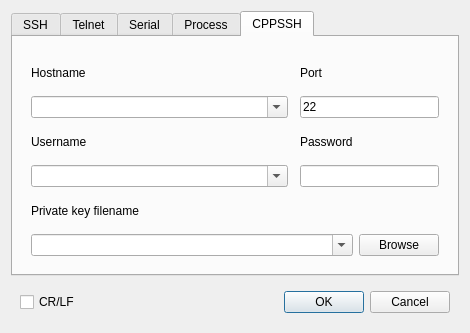
First picture: the form in ComBombGui/opendialog.ui, repository cdesjardins/ComBomb, before the edit.
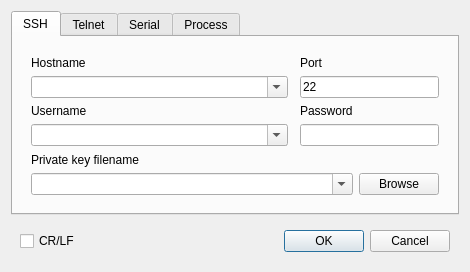
Second picture: the form after the edit. Icons and pictures are not drawn. Custom widgets are drawn as their Qt base class.

Commit message: Get rid of cryptlib, and use cppssh

```diff
--- a/ComBombGui/opendialog.ui
+++ b/ComBombGui/opendialog.ui
@@ -7,7 +7,7 @@
     <x>0</x>
     <y>0</y>
     <width>470</width>
-    <height>333</height>
+    <height>263</height>
    </rect>
   </property>
   <property name="sizePolicy">
@@ -62,7 +62,7 @@
       </sizepolicy>
      </property>
      <property name="currentIndex">
-      <number>4</number>
+      <number>0</number>
      </property>
      <widget class="QWidget" name="Ssh">
       <property name="layoutDirection">
@@ -153,7 +153,7 @@
           <item row="4" column="0">
            <widget class="QLabel" name="label_13">
             <property name="text">
-             <string>PKCS12 or 15 Private key filename</string>
+             <string>Private key filename</string>
             </property>
            </widget>
           </item>
@@ -420,117 +420,6 @@
        </item>
       </layout>
      </widget>
-     <widget class="QWidget" name="cppsshTab">
-      <attribute name="title">
-       <string>CPPSSH</string>
-      </attribute>
-      <layout class="QVBoxLayout" name="verticalLayout_6">
-       <item>
-        <widget class="QWidget" name="OpenCppSsh" native="true">
-         <property name="sizePolicy">
-          <sizepolicy hsizetype="Expanding" vsizetype="Expanding">
-           <horstretch>0</horstretch>
-           <verstretch>0</verstretch>
-          </sizepolicy>
-         </property>
-         <layout class="QGridLayout" name="gridLayout_7">
-          <item row="3" column="0">
-           <widget class="CBComboBox" name="cppsshUserNameComboBox">
-            <property name="sizePolicy">
-             <sizepolicy hsizetype="Expanding" vsizetype="Fixed">
-              <horstretch>0</horstretch>
-              <verstretch>0</verstretch>
-             </sizepolicy>
-            </property>
-            <property name="editable">
-             <bool>true</bool>
-            </property>
-           </widget>
-          </item>
-          <item row="0" column="0">
-           <widget class="QLabel" name="label_14">
-            <property name="text">
-             <string>Hostname</string>
-            </property>
-           </widget>
-          </item>
-          <item row="1" column="0">
-           <widget class="CBComboBox" name="cppsshHostNameComboBox">
-            <property name="editable">
-             <bool>true</bool>
-            </property>
-           </widget>
-          </item>
-          <item row="2" column="0">
-           <widget class="QLabel" name="label_15">
-            <property name="text">
-             <string>Username</string>
-            </property>
-           </widget>
-          </item>
-          <item row="2" column="2">
-           <widget class="QLabel" name="label_16">
-            <property name="text">
-             <string>Password</string>
-            </property>
-           </widget>
-          </item>
-          <item row="5" column="3">
-           <widget class="QPushButton" name="cppsshPrivKeyBrowseButton">
-            <property name="text">
-             <string>Browse</string>
-            </property>
-           </widget>
-          </item>
-          <item row="3" column="2" colspan="2">
-           <widget class="QLineEdit" name="cppsshPasswordLineEdit">
-            <property name="echoMode">
-             <enum>QLineEdit::Password</enum>
-            </property>
-           </widget>
-          </item>
-          <item row="0" column="2">
-           <widget class="QLabel" name="label_17">
-            <property name="text">
-             <string>Port</string>
-            </property>
-           </widget>
-          </item>
-          <item row="5" column="0" colspan="3">
-           <widget class="CBComboBox" name="cppsshPrivKeyFileComboBox">
-            <property name="editable">
-             <bool>true</bool>
-            </property>
-           </widget>
-          </item>
-          <item row="4" column="0">
-           <widget class="QLabel" name="label_18">
-            <property name="text">
-             <string>Private key filename</string>
-            </property>
-           </widget>
-          </item>
-          <item row="1" column="2" colspan="2">
-           <widget class="QLineEdit" name="cppsshPortNumLineEdit">
-            <property name="maximumSize">
-             <size>
-              <width>197</width>
-              <height>16777215</height>
-             </size>
-            </property>
-            <property name="inputMethodHints">
-             <set>Qt::ImhDigitsOnly</set>
-            </property>
-            <property name="text">
-             <string>22</string>
-            </property>
-           </widget>
-          </item>
-         </layout>
-        </widget>
-       </item>
-      </layout>
-     </widget>
     </widget>
    </item>
   </layout>
```
Left out of the diff: 6 changed lines with no effect on the pictures. The commit also changes 10 other files.
